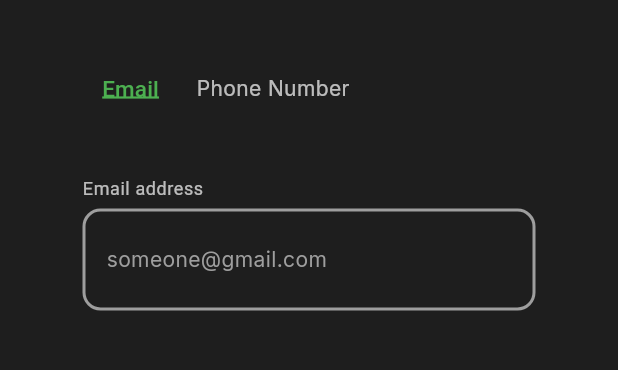
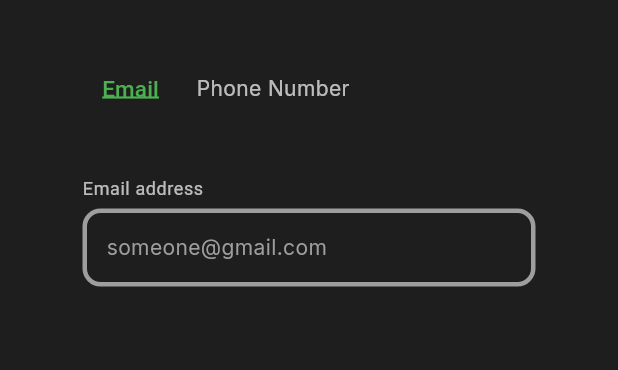
Before and after one commit to omatheusolegario/econance-app, a Flutter app: the screen it shows after launch, after a tap on "Entrar", on a phone screen of 412 x 824 dp, the part 255-625 px from its top. Run offline on Flutter 3.47's test engine with Material 3 defaults, Android fonts, the light colour scheme and no system bars; our stand-ins replace carousel_slider, firebase_auth, firebase_core, google_fonts; accounts and stored records are empty.

Commit message:
Fixing themes and sizes at login.dart

```diff
--- a/lib/login.dart
+++ b/lib/login.dart
@@ -77,7 +77,7 @@ class Login extends StatelessWidget {
               ),
               const SizedBox(height: 5),
               TextField(
-                style: theme.textTheme.bodyLarge?.copyWith(
+                style: theme.textTheme.bodyMedium?.copyWith(
                   fontWeight: FontWeight.bold,
                 ),
                 decoration: InputDecoration(
@@ -91,14 +91,15 @@ class Login extends StatelessWidget {
                   ),
                   border: OutlineInputBorder(
                     borderRadius: BorderRadius.circular(12),
+                    borderSide: BorderSide(color: Colors.grey, width: 5),
                   ),
                   enabledBorder: OutlineInputBorder(
                     borderRadius: BorderRadius.circular(12),
-                    borderSide: BorderSide(color: Colors.grey, width: 2),
+                    borderSide: BorderSide(color: Colors.grey, width: 3),
                   ),
                   focusedBorder: OutlineInputBorder(
                     borderRadius: BorderRadius.circular(12),
-                    borderSide: BorderSide(color: theme.primaryColor, width: 3),
+                    borderSide: BorderSide(color: Colors.green, width: 5),
                   ),
                 ),
               ),
```
